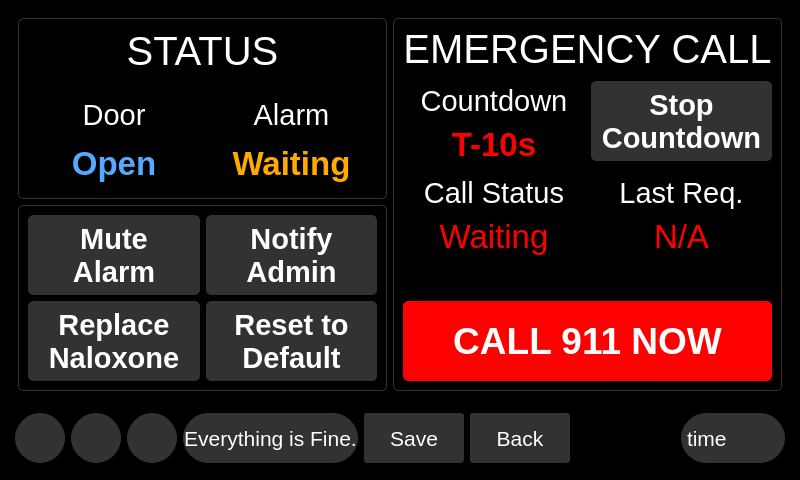
Qt form qt_design/main_window.ui (zyl120/Naloxone_Safety_Kit) before a commit.
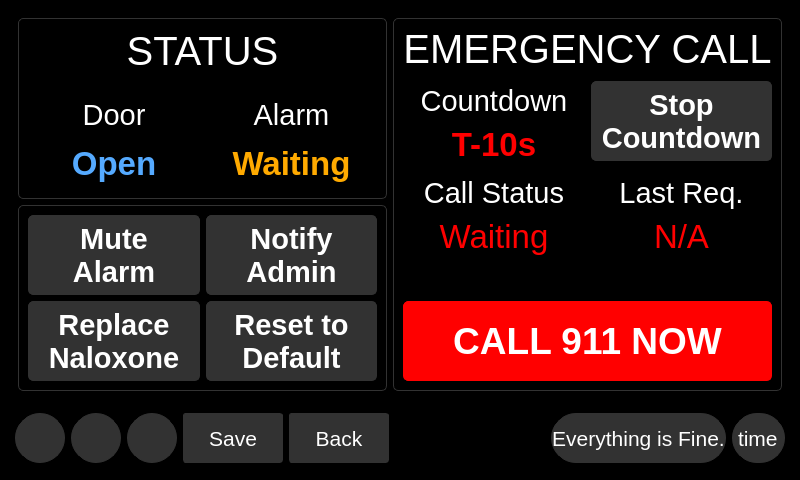
The same form after that commit. Icons and pictures are not drawn.

```diff
--- a/qt_design/main_window.ui
+++ b/qt_design/main_window.ui
@@ -5646,44 +5646,14 @@
          </property>
         </widget>
        </item>
-       <item>
-        <widget class="QLabel" name="status_bar">
-         <property name="sizePolicy">
-          <sizepolicy hsizetype="Expanding" vsizetype="Preferred">
-           <horstretch>0</horstretch>
-           <verstretch>0</verstretch>
-          </sizepolicy>
-         </property>
-         <property name="minimumSize">
-          <size>
-           <width>100</width>
-           <height>50</height>
-          </size>
-         </property>
-         <property name="maximumSize">
-          <size>
-           <width>16777215</width>
-           <height>50</height>
-          </size>
-         </property>
-         <property name="font">
-          <font>
-           <pointsize>16</pointsize>
-          </font>
-         </property>
-         <property name="styleSheet">
-          <string notr="true">color: white; background-color: rgb(50,50,50); border-radius:25px;border-color: rgb(50,50,50);border-width: 1px;border-style: solid;</string>
-         </property>
-         <property name="text">
-          <string>Everything is Fine.</string>
-         </property>
-         <property name="alignment">
-          <set>Qt::AlignCenter</set>
-         </property>
-        </widget>
-       </item>
        <item>
         <widget class="QPushButton" name="saveToFilePushButton">
+         <property name="sizePolicy">
+          <sizepolicy hsizetype="Fixed" vsizetype="Fixed">
+           <horstretch>0</horstretch>
+           <verstretch>0</verstretch>
+          </sizepolicy>
+         </property>
          <property name="minimumSize">
           <size>
            <width>100</width>
@@ -5722,6 +5692,12 @@
        </item>
        <item>
         <widget class="QPushButton" name="backPushButton">
+         <property name="sizePolicy">
+          <sizepolicy hsizetype="Fixed" vsizetype="Fixed">
+           <horstretch>0</horstretch>
+           <verstretch>0</verstretch>
+          </sizepolicy>
+         </property>
          <property name="minimumSize">
           <size>
            <width>100</width>
@@ -5785,10 +5761,46 @@
          </property>
         </spacer>
        </item>
+       <item>
+        <widget class="QLabel" name="status_bar">
+         <property name="sizePolicy">
+          <sizepolicy hsizetype="Preferred" vsizetype="Fixed">
+           <horstretch>0</horstretch>
+           <verstretch>0</verstretch>
+          </sizepolicy>
+         </property>
+         <property name="minimumSize">
+          <size>
+           <width>100</width>
+           <height>50</height>
+          </size>
+         </property>
+         <property name="maximumSize">
+          <size>
+           <width>16777215</width>
+           <height>50</height>
+          </size>
+         </property>
+         <property name="font">
+          <font>
+           <pointsize>16</pointsize>
+          </font>
+         </property>
+         <property name="styleSheet">
+          <string notr="true">color: white; background-color: rgb(50,50,50); border-radius:25px;border-color: rgb(50,50,50);border-width: 1px;border-style: solid;</string>
+         </property>
+         <property name="text">
+          <string>Everything is Fine.</string>
+         </property>
+         <property name="alignment">
+          <set>Qt::AlignCenter</set>
+         </property>
+        </widget>
+       </item>
        <item>
         <widget class="QLabel" name="time_label">
          <property name="sizePolicy">
-          <sizepolicy hsizetype="MinimumExpanding" vsizetype="Preferred">
+          <sizepolicy hsizetype="Preferred" vsizetype="Fixed">
            <horstretch>0</horstretch>
            <verstretch>0</verstretch>
           </sizepolicy>
```
Left out of the diff: 18 changed lines with no effect on the pictures.
